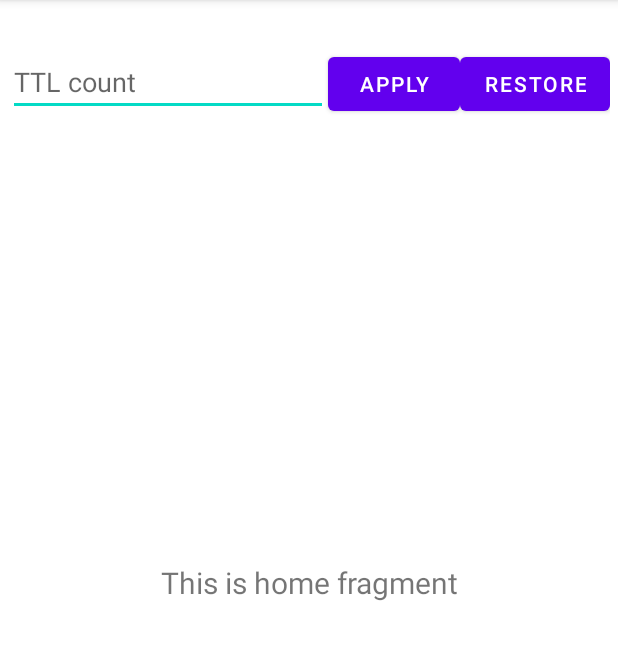
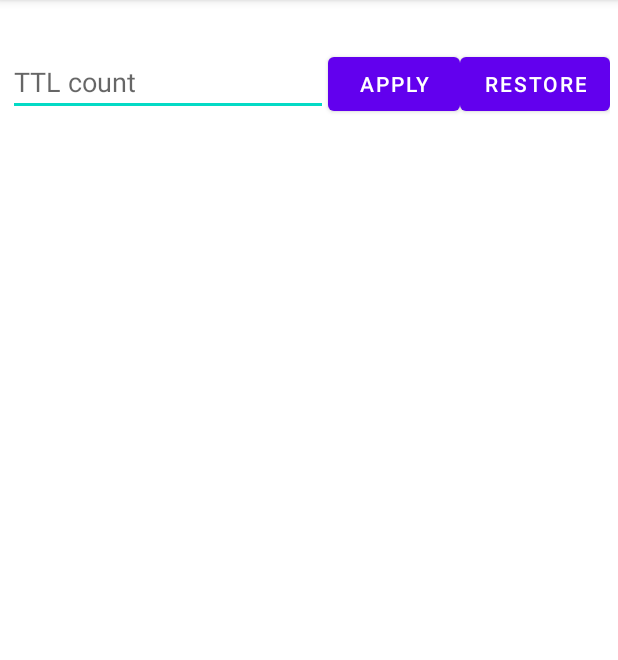
Before and after one commit to michael2to3/android-ttl-manager, an Android app: the screen it shows after launch (MainActivity), on a phone screen of 412 x 824 dp, the part 84-744 px from its top. Run offline under Robolectric (Android 15) with nearby library versions, the phone set to English and light mode, and no system bars; our stand-ins replace navigation-ui.

Commit message:
chore: refactor HomeFragment UI
Simplify HomeFragment by removing unnecessary code and updating the layout file.

```diff
--- a/app/src/main/java/com/github/ttl/manager/ui/home/HomeFragment.java
+++ b/app/src/main/java/com/github/ttl/manager/ui/home/HomeFragment.java
@@ -22,11 +22,7 @@ public class HomeFragment extends Fragment {
                 new ViewModelProvider(this).get(HomeViewModel.class);
 
         binding = FragmentHomeBinding.inflate(inflater, container, false);
-        View root = binding.getRoot();
-
-        final TextView textView = binding.textHome;
-        homeViewModel.getText().observe(getViewLifecycleOwner(), textView::setText);
-        return root;
+        return binding.getRoot();
     }
 
     @Override
--- a/app/src/main/res/layout/fragment_home.xml
+++ b/app/src/main/res/layout/fragment_home.xml
@@ -4,19 +4,4 @@
     xmlns:tools="http://schemas.android.com/tools"
     android:layout_width="match_parent"
     android:layout_height="match_parent"
-    tools:context=".ui.home.HomeFragment">
-
-    <TextView
-        android:id="@+id/text_home"
-        android:layout_width="match_parent"
-        android:layout_height="wrap_content"
-        android:layout_marginStart="8dp"
-        android:layout_marginTop="8dp"
-        android:layout_marginEnd="8dp"
-        android:textAlignment="center"
-        android:textSize="20sp"
-        app:layout_constraintBottom_toBottomOf="parent"
-        app:layout_constraintEnd_toEndOf="parent"
-        app:layout_constraintStart_toStartOf="parent"
-        app:layout_constraintTop_toTopOf="parent" />
-</androidx.constraintlayout.widget.ConstraintLayout>
+    tools:context=".ui.home.HomeFragment"/>
```
